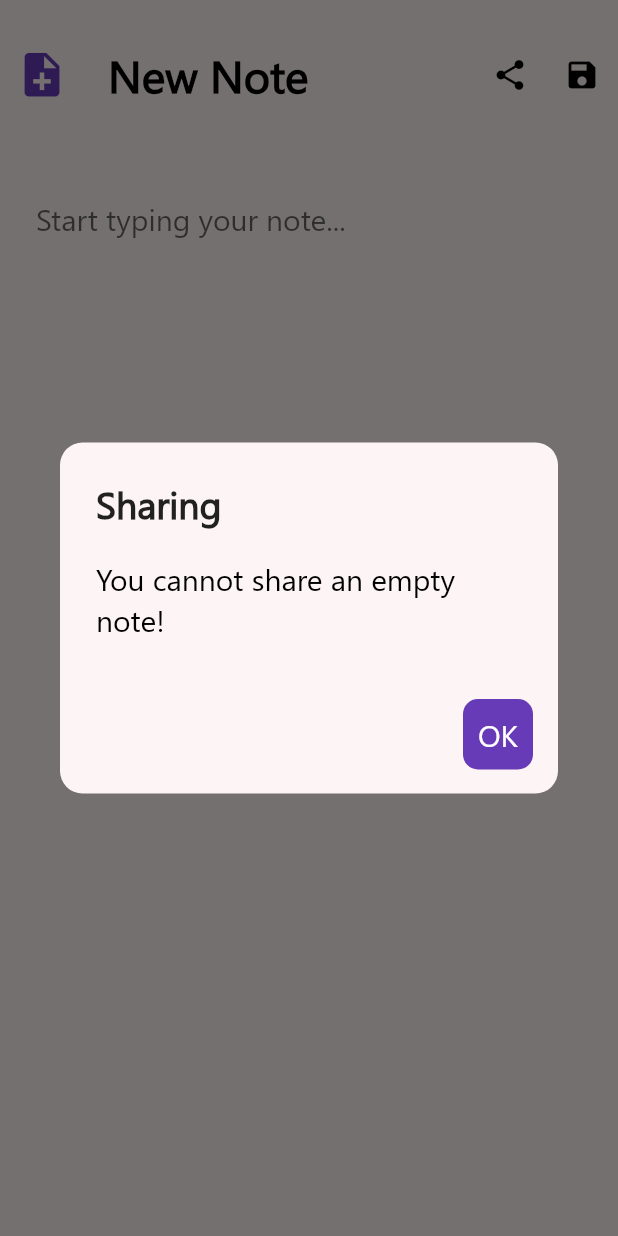
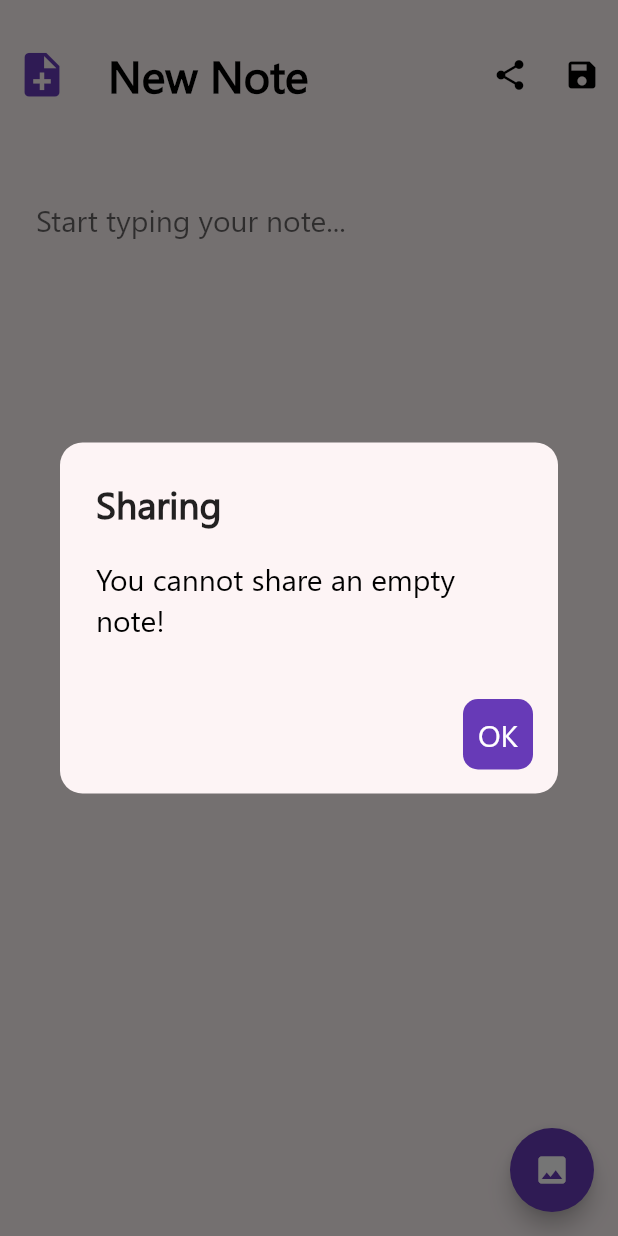
Before and after one commit to enescunediogluu/holdIt-mobile-flutter, a Flutter app: the CreateUpdateNoteView screen opened by its route, after a tap on the "share" icon, on a phone screen of 412 x 824 dp. Run offline on Flutter 3.47's test engine with Material 2 defaults, Android fonts, the phone set to English and light mode, and no system bars; our stand-ins replace bloc, cloud_firestore, equatable, firebase_auth, firebase_core, firebase_storage and 5 more; accounts and stored records are empty.

Commit message:
uploading image task is not finished

```diff
--- a/lib/services/cloud/cloud_note.dart
+++ b/lib/services/cloud/cloud_note.dart
@@ -7,15 +7,18 @@ class CloudNote {
   final String documentId;
   final String ownerUserId;
   final String text;
+  final String? imageUrl;
 
   const CloudNote({
     required this.documentId,
     required this.ownerUserId,
     required this.text,
+    this.imageUrl = '',
   });
 
   CloudNote.fromSnapshot(QueryDocumentSnapshot<Map<String, dynamic>> snapshot)
       : documentId = snapshot.id,
         ownerUserId = snapshot.data()[ownerUserIdFieldName],
-        text = snapshot.data()[textFieldName] as String;
+        text = snapshot.data()[textFieldName] as String,
+        imageUrl = snapshot.data()[imageUrlFieldName];
 }
--- a/lib/services/cloud/cloud_storage_constants.dart
+++ b/lib/services/cloud/cloud_storage_constants.dart
@@ -1,2 +1,3 @@
 const ownerUserIdFieldName = 'user_id';
 const textFieldName = 'text';
+const imageUrlFieldName = 'image_url';
--- a/lib/services/cloud/cloud_storage_exceptions.dart
+++ b/lib/services/cloud/cloud_storage_exceptions.dart
@@ -9,3 +9,5 @@ class CouldNotGetAllNotesException extends CloudStorageException {}
 class CouldNotUpdateNoteException extends CloudStorageException {}
 
 class CouldNotDeleteNoteException extends CloudStorageException {}
+
+class CouldNotAddImageToNoteException extends CloudStorageException {}
--- a/lib/wiews/notes/create_update_note_view.dart
+++ b/lib/wiews/notes/create_update_note_view.dart
@@ -1,4 +1,5 @@
 import 'package:flutter/material.dart';
+import 'package:google_fonts/google_fonts.dart';
 import 'package:holdit/services/auth/auth_service.dart';
 import 'package:holdit/utilities/dialogs/cannot_share_empty_note_dialog.dart';
 import 'package:holdit/utilities/generics/get_arguments.dart';
@@ -30,6 +31,7 @@ class _CreateUpdateNoteViewState extends State<CreateUpdateNoteView> {
 
     if (widgetNote != null) {
       _note = widgetNote;
+
       _textController.text = widgetNote.text;
       return widgetNote;
     }
@@ -80,6 +82,15 @@ class _CreateUpdateNoteViewState extends State<CreateUpdateNoteView> {
     }
   }
 
+  void _initImagePath() async {
+    final note = _note;
+    final imagePath = await _noteService.pickAnImageAndGetUrl();
+    if (note != null) {
+      _noteService.addImageToNote(
+          documentId: note.documentId, imageUrl: imagePath);
+    }
+  }
+
   @override
   void dispose() {
     _deleteNoteIfTextIsEmpty();
@@ -91,6 +102,12 @@ class _CreateUpdateNoteViewState extends State<CreateUpdateNoteView> {
   @override
   Widget build(BuildContext context) {
     return Scaffold(
+      floatingActionButton: FloatingActionButton(
+        child: const Icon(Icons.image),
+        onPressed: () async {
+          _initImagePath();
+        },
+      ),
       backgroundColor: const Color(0xffFDF4F5),
       appBar: AppBar(
         leading: const Icon(
@@ -141,13 +158,15 @@ class _CreateUpdateNoteViewState extends State<CreateUpdateNoteView> {
             case ConnectionState.done:
               _note = snapshot.data;
               _setupTextControllerListener();
-              return Padding(
+              return Column(
+                children: [
+                  Padding(
                     padding: const EdgeInsets.all(12.0),
                     child: TextField(
                       controller: _textController,
                       keyboardType: TextInputType.multiline,
                       maxLines: null,
-                  style: const TextStyle(fontSize: 20, fontFamily: 'MainFont'),
+                      style: GoogleFonts.outfit(fontSize: 22),
                       decoration: const InputDecoration(
                           hintText: 'Start typing your note...',
                           hintStyle:
@@ -155,8 +174,11 @@ class _CreateUpdateNoteViewState extends State<CreateUpdateNoteView> {
                           enabledBorder: OutlineInputBorder(
                               borderSide: BorderSide(color: Color(0xffFDF4F5))),
                           focusedBorder: OutlineInputBorder(
-                          borderSide: BorderSide(color: Color(0xffFDF4F5)))),
+                              borderSide:
+                                  BorderSide(color: Color(0xffFDF4F5)))),
                     ),
+                  ),
+                ],
               );
 
             default:
--- a/pubspec.yaml
+++ b/pubspec.yaml
@@ -50,6 +50,8 @@ dependencies:
   google_fonts: ^5.1.0
   lorem_ipsum: ^0.0.3
   flutter_slidable: ^3.0.0
+  image_picker: ^1.0.0
+  firebase_storage: ^11.2.4
 
 dev_dependencies:
   flutter_test:
```
Also changed, not shown: lib/services/cloud/firebase_cloud_storage.dart (+40 -0 lines), lib/wiews/notes/notes_list_view.dart (+3 -5 lines), pubspec.lock, 5 other files. Lines whose indentation alone changed are shown as unchanged.
